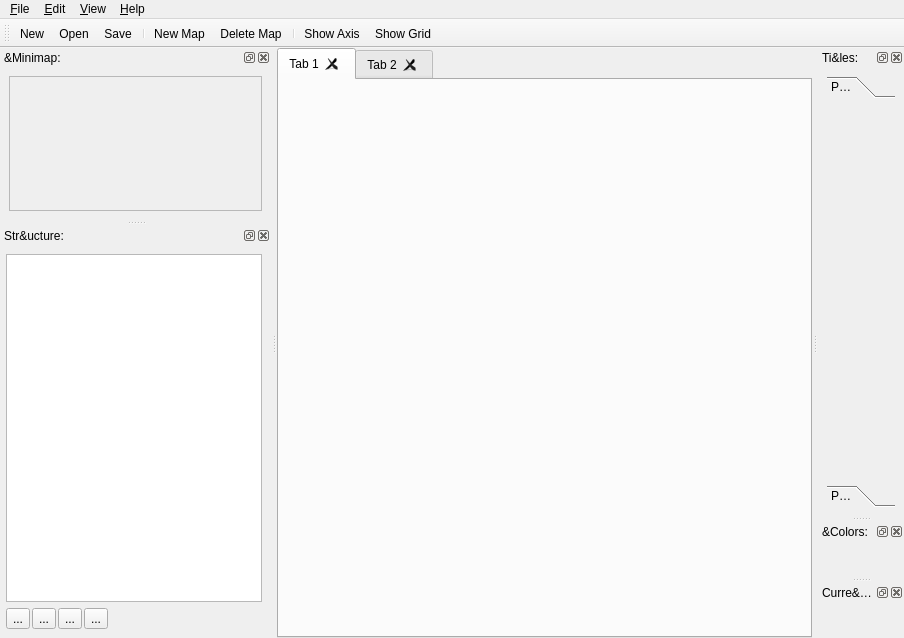
dyle/rpgmapper, file bin/mainwindow.ui: the form before one commit.
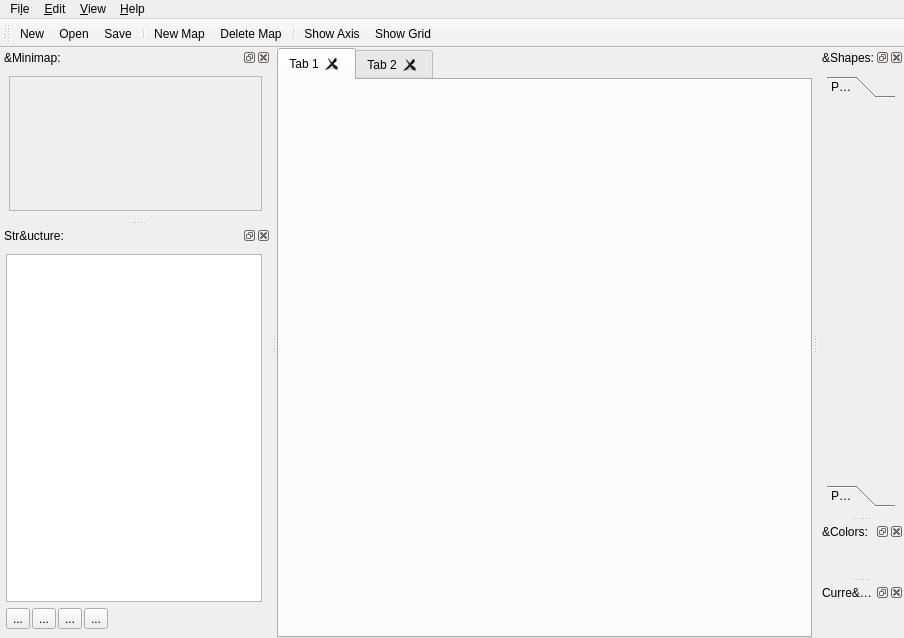
The form after the commit. The open tabs and pages were chosen to show the change. Icons and pictures are not drawn. Custom widgets are drawn as their Qt base class.

Commit message: renames tiles visuals to "shapes"

The edit to the form file:
```diff
--- a/bin/mainwindow.ui
+++ b/bin/mainwindow.ui
@@ -68,12 +68,12 @@
      <x>0</x>
      <y>0</y>
      <width>904</width>
-     <height>30</height>
+     <height>29</height>
     </rect>
    </property>
    <widget class="QMenu" name="fileMenu">
     <property name="title">
-     <string>&amp;File</string>
+     <string>Fi&amp;le</string>
     </property>
     <widget class="QMenu" name="openRecentMenu">
      <property name="title">
@@ -183,7 +183,7 @@
   </widget>
   <widget class="QDockWidget" name="tilesDockWidget">
    <property name="windowTitle">
-    <string>Ti&amp;les:</string>
+    <string>&amp;Shapes:</string>
    </property>
    <attribute name="dockWidgetArea">
     <number>2</number>
```
Left out of the diff: 22 changed lines with no effect on the pictures. The commit also changes 1 other file.
